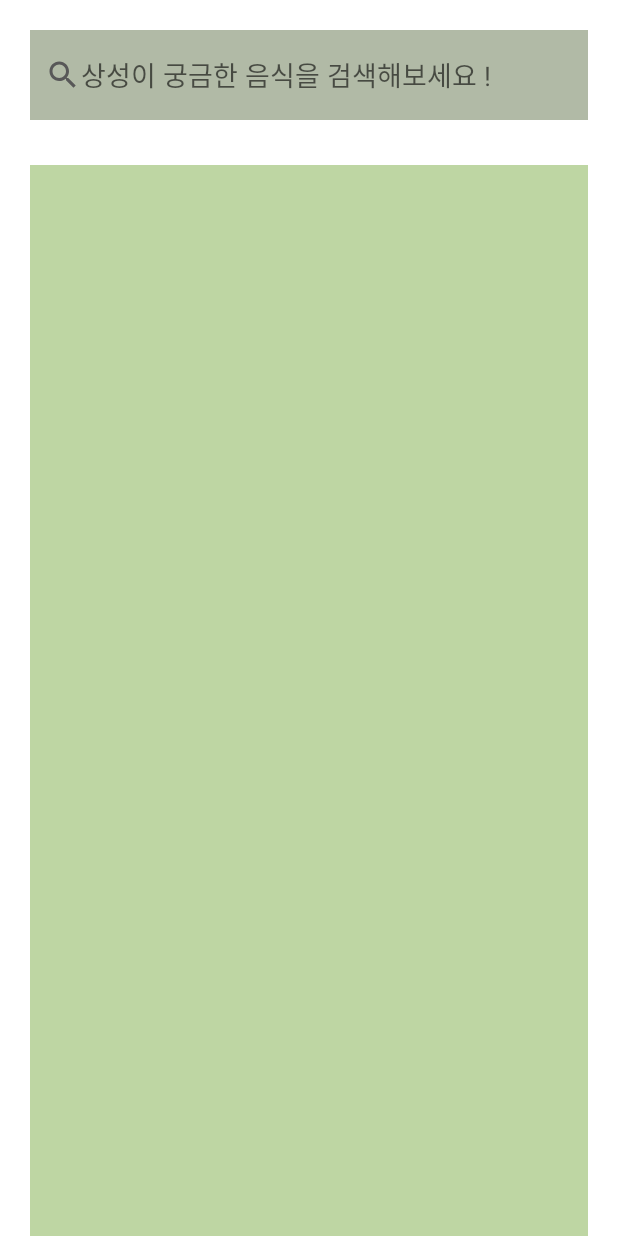
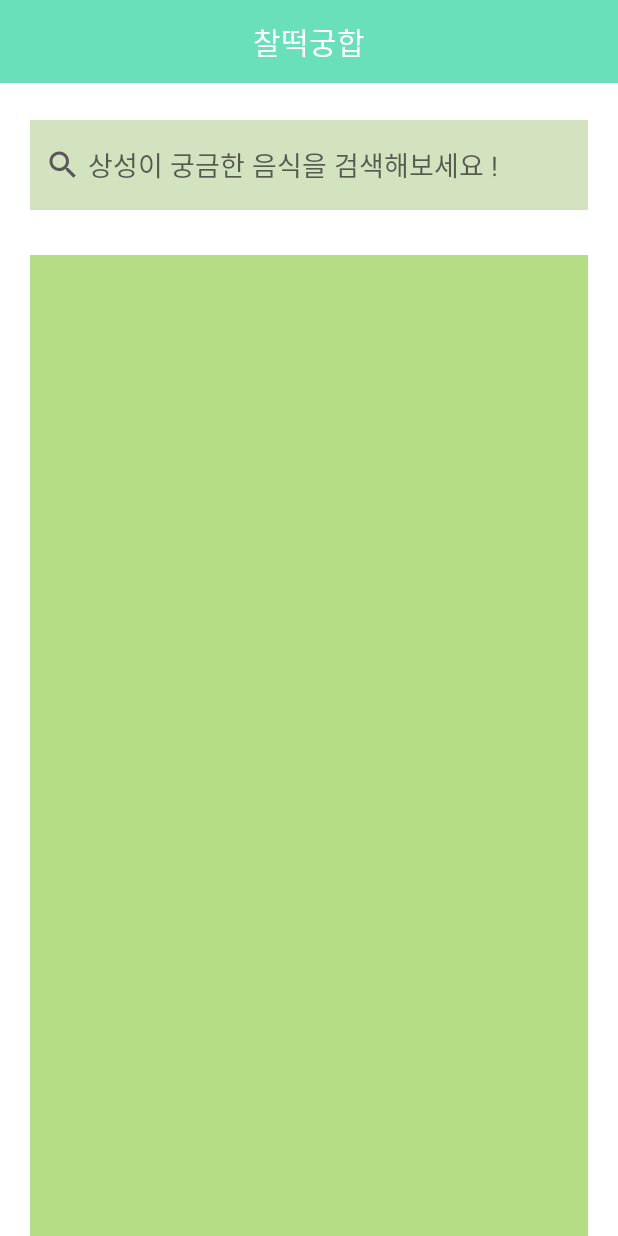
Before and after one commit to SMU-2021-1-SWProjects/LittleForest, an Android app: the searchfood screen opened directly, with no data from a screen before it, on a phone screen of 412 x 824 dp. Run offline under Robolectric (Android 15) with nearby library versions, the phone set to English and light mode, and no system bars; our stand-ins replace Firebase (no records; nobody signed in at launch, a user with empty details on screens opened directly).

Commit message:
HDH 상성검색 페이지 레이아웃 수정

```diff
--- a/app/src/main/res/layout/activity_searchfood.xml
+++ b/app/src/main/res/layout/activity_searchfood.xml
@@ -5,28 +5,29 @@
     android:layout_height="match_parent"
     tools:context=".searchfood">
 
+    <include layout="@layout/toolbar"/>
+
     <AutoCompleteTextView
         android:id="@+id/txtsearch"
         android:layout_width="match_parent"
         android:layout_height="60dp"
         android:layout_marginStart="20dp"
-        android:layout_marginTop="20dp"
+        android:layout_marginTop="80dp"
         android:layout_marginEnd="20dp"
         android:layout_marginBottom="20dp"
-        android:background="#B1BAA6"
-        android:hint="상성이 궁금한 음식을 검색해보세요 !"
+        android:background="#D3E3C0"
         android:drawableLeft="@drawable/ic_baseline_search_24"
+        android:hint=" 상성이 궁금한 음식을 검색해보세요 !"
         android:padding="10dp"></AutoCompleteTextView>
 
     <ListView
         android:id="@+id/listData"
         android:layout_width="match_parent"
         android:layout_height="match_parent"
+        android:layout_below="@+id/txtsearch"
         android:layout_marginLeft="20dp"
+        android:layout_marginTop="10dp"
         android:layout_marginRight="20dp"
-        android:layout_marginTop="10dp"
-        android:background="#BED6A3"
-        android:layout_below="@+id/txtsearch"
-        ></ListView>
+        android:background="#B4DD86"></ListView>
 
 </RelativeLayout>
```
